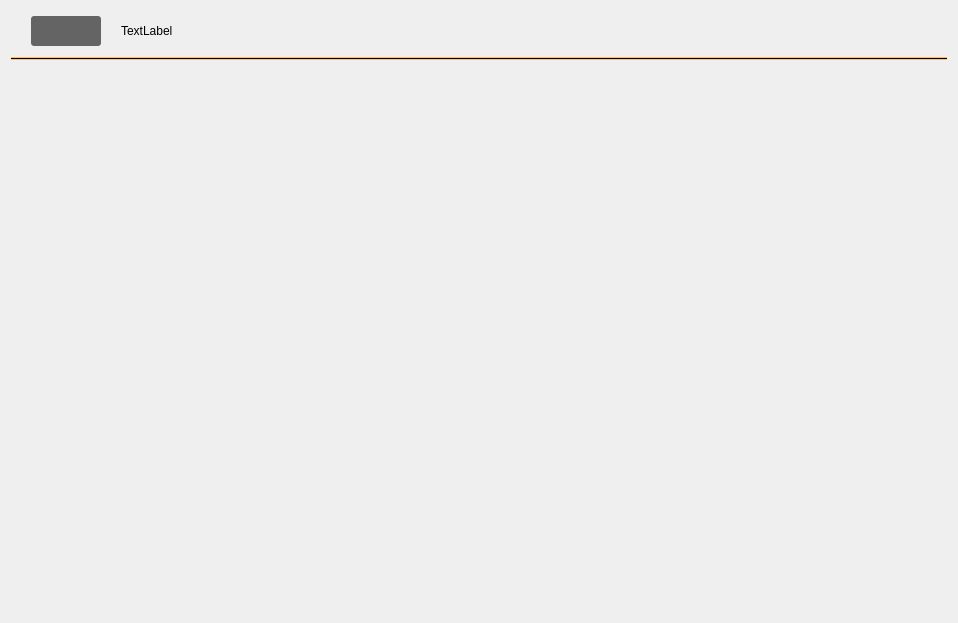
The window that Views/VersionListView/versionlistview.ui (frknrnn/Qt_AppStore) describes before a commit, drawn with Qt 5.
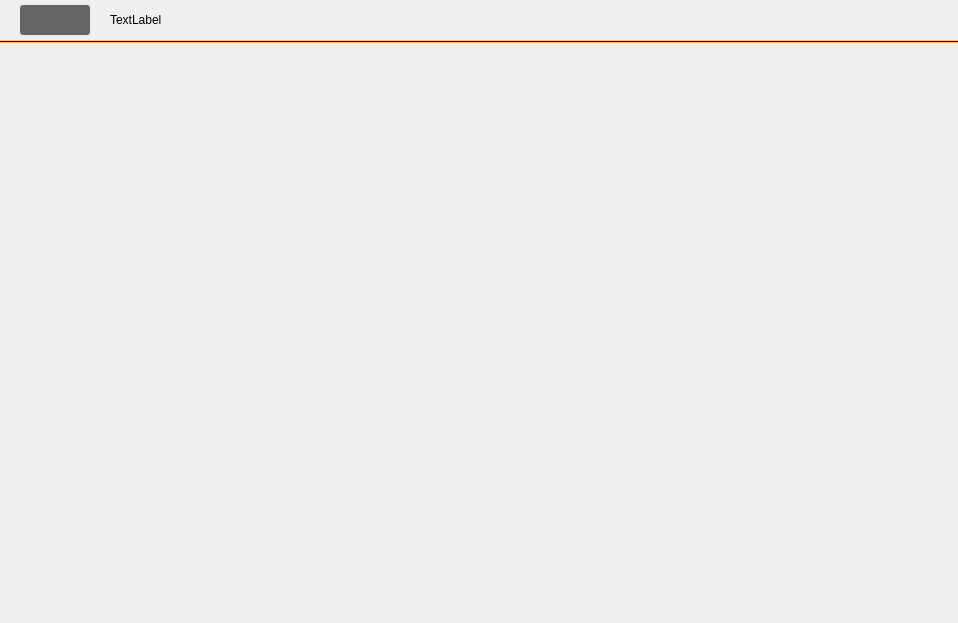
The same window after the commit. Icons and pictures are not drawn.

Diff of the .ui file:
```diff
--- a/Views/VersionListView/versionlistview.ui
+++ b/Views/VersionListView/versionlistview.ui
@@ -14,6 +14,21 @@
    <string>Frame</string>
   </property>
   <layout class="QVBoxLayout" name="verticalLayout">
+   <property name="spacing">
+    <number>0</number>
+   </property>
+   <property name="leftMargin">
+    <number>0</number>
+   </property>
+   <property name="topMargin">
+    <number>0</number>
+   </property>
+   <property name="rightMargin">
+    <number>0</number>
+   </property>
+   <property name="bottomMargin">
+    <number>0</number>
+   </property>
    <item>
     <widget class="QFrame" name="frame_backButtonPanel">
      <property name="minimumSize">
```
